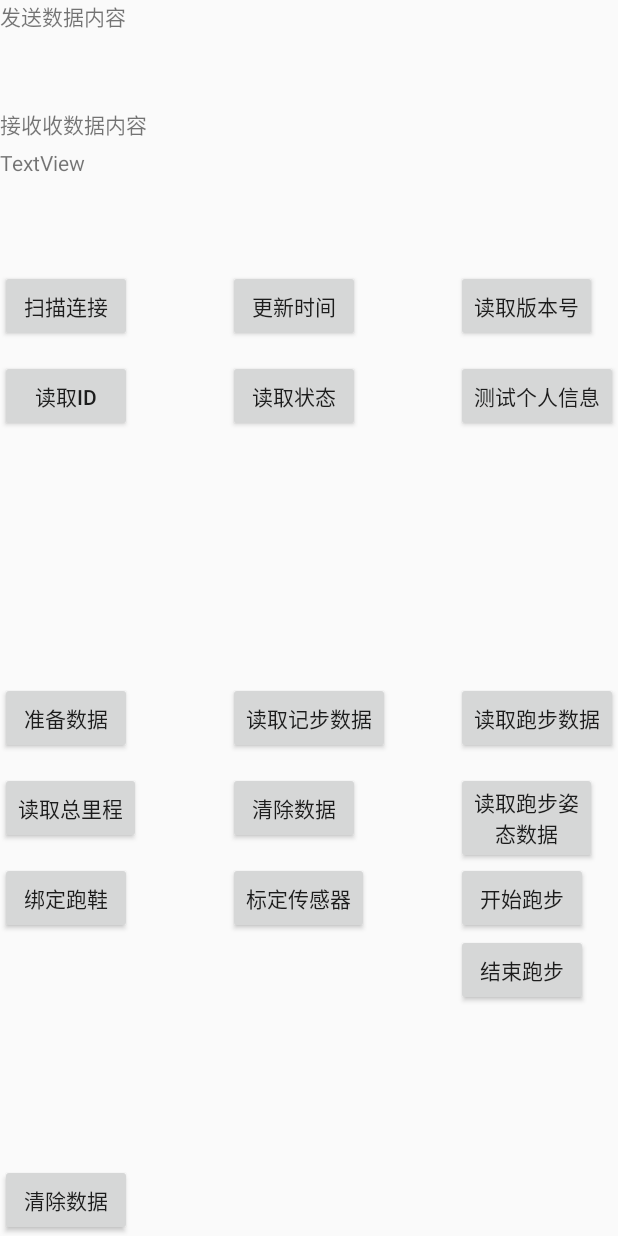
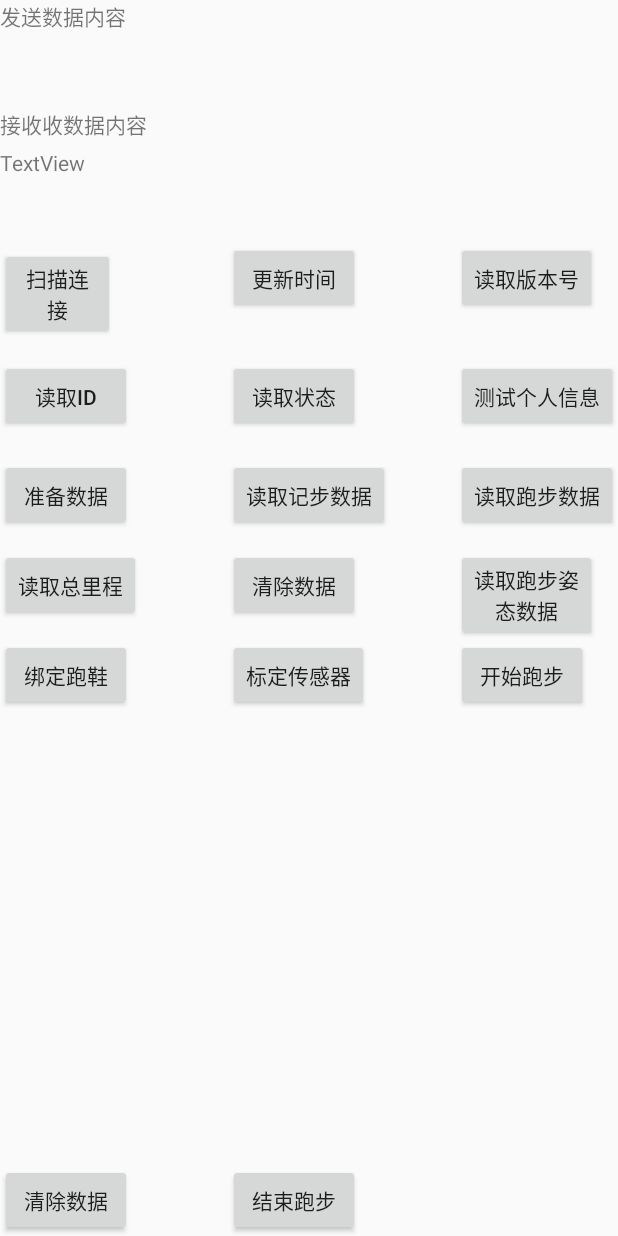
Before and after one commit to skyEnlong/blescandemo, an Android app: the layout demo_shoes.xml on its own in the app's theme, with its tools: preview values and no code run, on a phone screen of 412 x 824 dp. Run offline under Robolectric (Android 15) with nearby library versions, the phone set to English and light mode, and no system bars.

Commit message:
fix demo

```diff
--- a/app/src/main/res/layout/demo_shoes.xml
+++ b/app/src/main/res/layout/demo_shoes.xml
@@ -43,26 +43,6 @@
 
 
         <Button
-            android:text="扫描连接"
-            android:layout_width="wrap_content"
-            android:layout_height="wrap_content"
-            android:id="@+id/button3"
-            android:layout_alignParentTop="true"
-            android:layout_alignParentLeft="true"
-            android:layout_alignParentStart="true"
-            android:layout_marginTop="46dp" />
-
-        <Button
-            android:text="读取ID"
-            android:layout_width="wrap_content"
-            android:layout_height="wrap_content"
-            android:layout_below="@+id/button3"
-            android:layout_alignRight="@+id/button3"
-            android:layout_alignEnd="@+id/button3"
-            android:layout_marginTop="12dp"
-            android:id="@+id/button5" />
-
-        <Button
             android:text="测试个人信息"
             android:layout_width="wrap_content"
             android:layout_height="wrap_content"
@@ -71,15 +51,6 @@
             android:layout_alignBottom="@+id/button6"
             android:layout_alignParentRight="true"
             android:layout_alignParentEnd="true" />
-
-        <Button
-            android:text="准备数据"
-            android:layout_width="wrap_content"
-            android:layout_height="wrap_content"
-            android:layout_centerVertical="true"
-            android:layout_alignParentLeft="true"
-            android:layout_alignParentStart="true"
-            android:id="@+id/button8" />
 
         <Button
             android:text="读取记步数据"
@@ -140,16 +111,6 @@
             android:layout_marginTop="12dp" />
 
         <Button
-            android:text="读取版本号"
-            android:layout_width="wrap_content"
-            android:layout_height="wrap_content"
-            android:id="@+id/button4"
-            android:layout_alignBaseline="@+id/button"
-            android:layout_alignBottom="@+id/button"
-            android:layout_alignLeft="@+id/button7"
-            android:layout_alignStart="@+id/button7" />
-
-        <Button
             android:text="读取状态"
             android:layout_width="wrap_content"
             android:layout_height="wrap_content"
@@ -181,6 +142,58 @@
             android:layout_alignStart="@+id/button10" />
 
         <Button
+            android:text="读取版本号"
+            android:layout_width="wrap_content"
+            android:layout_height="wrap_content"
+            android:id="@+id/button4"
+            android:layout_alignBaseline="@+id/button"
+            android:layout_alignBottom="@+id/button"
+            android:layout_alignLeft="@+id/button7"
+            android:layout_alignStart="@+id/button7" />
+
+        <Button
+            android:text="准备数据"
+            android:layout_width="wrap_content"
+            android:layout_height="wrap_content"
+            android:id="@+id/button8"
+            android:layout_marginTop="18dp"
+            android:layout_below="@+id/button5"
+            android:layout_alignParentLeft="true"
+            android:layout_alignParentStart="true" />
+
+        <Button
+            android:text="扫描连接"
+            android:layout_width="wrap_content"
+            android:layout_height="wrap_content"
+            android:id="@+id/button3"
+            android:layout_marginTop="31dp"
+            android:layout_alignParentTop="true"
+            android:layout_alignRight="@+id/button8"
+            android:layout_alignEnd="@+id/button8"
+            android:layout_marginRight="11dp"
+            android:layout_marginEnd="11dp" />
+
+        <Button
+            android:text="读取ID"
+            android:layout_width="wrap_content"
+            android:layout_height="wrap_content"
+            android:layout_marginTop="13dp"
+            android:id="@+id/button5"
+            android:layout_below="@+id/button3"
+            android:layout_alignParentLeft="true"
+            android:layout_alignParentStart="true" />
+
+        <Button
+            android:text="开始跑步"
+            android:layout_width="wrap_content"
+            android:layout_height="wrap_content"
+            android:id="@+id/button2"
+            android:layout_alignBaseline="@+id/button16"
+            android:layout_alignBottom="@+id/button16"
+            android:layout_alignLeft="@+id/button13"
+            android:layout_alignStart="@+id/button13" />
+
+        <Button
             android:text="清除数据"
             android:layout_width="wrap_content"
             android:layout_height="wrap_content"
@@ -194,18 +207,9 @@
             android:layout_width="wrap_content"
             android:layout_height="wrap_content"
             android:id="@+id/button17"
-            android:layout_below="@+id/button16"
-            android:layout_alignLeft="@+id/button2"
-            android:layout_alignStart="@+id/button2" />
-
-        <Button
-            android:text="开始跑步"
-            android:layout_width="wrap_content"
-            android:layout_height="wrap_content"
-            android:id="@+id/button2"
-            android:layout_above="@+id/button17"
-            android:layout_alignLeft="@+id/button13"
-            android:layout_alignStart="@+id/button13" />
+            android:layout_alignParentBottom="true"
+            android:layout_alignLeft="@+id/button16"
+            android:layout_alignStart="@+id/button16" />
 
 
     </RelativeLayout>
--- a/communication/src/main/java/com/communication/data/TimeoutCheck.java
+++ b/communication/src/main/java/com/communication/data/TimeoutCheck.java
@@ -9,7 +9,7 @@ public class TimeoutCheck {
 
     private boolean isConnecting=false;
 
-    private int mTryConnectCounts = 0;
+    private int mTryConnectCounts = 1;
 
     private ITimeoutCallback mCallback;
 
```
Also changed, not shown: app/src/main/AndroidManifest.xml (+10 -4 lines), app/src/main/java/com/example/enlong/blescandemo/DemoShoes.java (+147 -22 lines), communication/src/main/java/com/communication/ble/CodoonShoesSyncManager.java (+106 -69 lines), communication/src/main/java/com/communication/shoes/CodoonShoesCommandHelper.java (+19 -0 lines).
